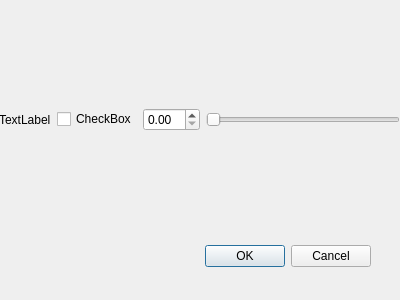
Qt form pan_batido/pan_batido_dialog_base.ui (fire2a/qgis-pan-europeo) before a commit.
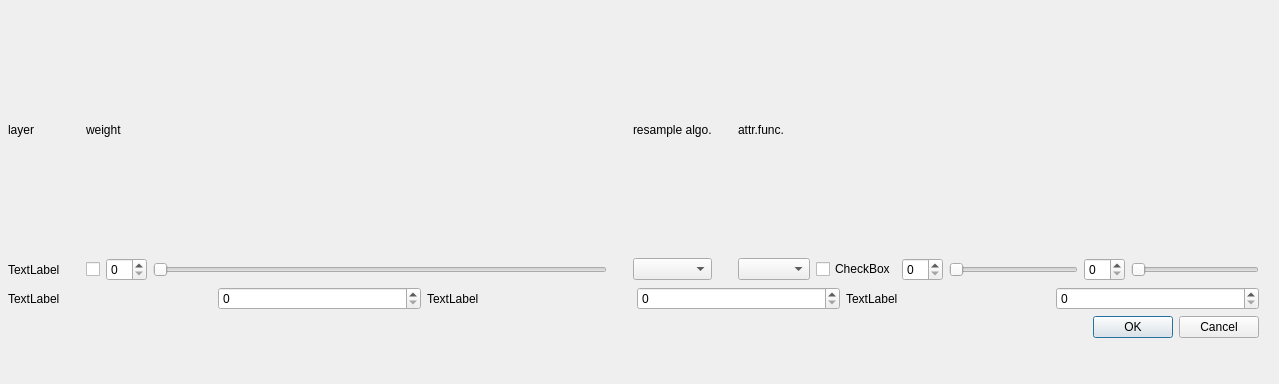
The same form after that commit.

Commit message: grid layout + griora

```diff
--- a/pan_batido/pan_batido_dialog_base.ui
+++ b/pan_batido/pan_batido_dialog_base.ui
@@ -6,67 +6,200 @@
    <rect>
     <x>0</x>
     <y>0</y>
-    <width>400</width>
-    <height>300</height>
+    <width>1279</width>
+    <height>384</height>
    </rect>
   </property>
   <property name="windowTitle">
    <string>Pan Europeo</string>
   </property>
-  <widget class="QDialogButtonBox" name="button_box">
+  <widget class="QWidget" name="verticalLayoutWidget">
    <property name="geometry">
     <rect>
-     <x>30</x>
-     <y>240</y>
-     <width>341</width>
-     <height>32</height>
+     <x>8</x>
+     <y>7</y>
+     <width>1251</width>
+     <height>331</height>
     </rect>
    </property>
-   <property name="orientation">
-    <enum>Qt::Horizontal</enum>
-   </property>
-   <property name="standardButtons">
-    <set>QDialogButtonBox::Cancel|QDialogButtonBox::Ok</set>
-   </property>
-  </widget>
-  <widget class="QWidget" name="gridLayoutWidget">
-   <property name="geometry">
-    <rect>
-     <x>-1</x>
-     <y>9</y>
-     <width>401</width>
-     <height>221</height>
-    </rect>
-   </property>
-   <layout class="QVBoxLayout" name="verticalLayout">
+   <layout class="QVBoxLayout" name="verticalLayout_2">
     <item>
-     <layout class="QHBoxLayout" name="horizontalLayout">
-      <item>
+     <layout class="QGridLayout" name="gridLayout">
+      <item row="0" column="2">
+       <widget class="QLabel" name="label_2">
+        <property name="text">
+         <string>weight</string>
+        </property>
+       </widget>
+      </item>
+      <item row="1" column="6">
+       <layout class="QHBoxLayout" name="horizontalLayout_2">
+        <item>
+         <widget class="QComboBox" name="comboBox_2"/>
+        </item>
+        <item>
+         <widget class="QCheckBox" name="checkBox_2">
+          <property name="text">
+           <string>CheckBox</string>
+          </property>
+         </widget>
+        </item>
+        <item>
+         <widget class="QSpinBox" name="spinBox_2"/>
+        </item>
+        <item>
+         <widget class="QSlider" name="horizontalSlider_2">
+          <property name="orientation">
+           <enum>Qt::Horizontal</enum>
+          </property>
+         </widget>
+        </item>
+        <item>
+         <widget class="QSpinBox" name="spinBox_3"/>
+        </item>
+        <item>
+         <widget class="QSlider" name="horizontalSlider_3">
+          <property name="orientation">
+           <enum>Qt::Horizontal</enum>
+          </property>
+         </widget>
+        </item>
+       </layout>
+      </item>
+      <item row="1" column="4">
+       <widget class="QComboBox" name="comboBox"/>
+      </item>
+      <item row="0" column="0">
        <widget class="QLabel" name="label">
         <property name="text">
+         <string>layer</string>
+        </property>
+       </widget>
+      </item>
+      <item row="0" column="1" rowspan="2">
+       <spacer name="verticalSpacer">
+        <property name="orientation">
+         <enum>Qt::Vertical</enum>
+        </property>
+        <property name="sizeHint" stdset="0">
+         <size>
+          <width>20</width>
+          <height>40</height>
+         </size>
+        </property>
+       </spacer>
+      </item>
+      <item row="0" column="6">
+       <widget class="QLabel" name="label_4">
+        <property name="text">
+         <string>attr.func.</string>
+        </property>
+       </widget>
+      </item>
+      <item row="1" column="2">
+       <layout class="QHBoxLayout" name="horizontalLayout">
+        <item>
+         <widget class="QCheckBox" name="checkBox">
+          <property name="text">
+           <string/>
+          </property>
+         </widget>
+        </item>
+        <item>
+         <widget class="QSpinBox" name="spinBox"/>
+        </item>
+        <item>
+         <widget class="QSlider" name="horizontalSlider">
+          <property name="orientation">
+           <enum>Qt::Horizontal</enum>
+          </property>
+         </widget>
+        </item>
+       </layout>
+      </item>
+      <item row="1" column="0">
+       <widget class="QLabel" name="label_5">
+        <property name="text">
          <string>TextLabel</string>
         </property>
        </widget>
       </item>
+      <item row="0" column="4">
+       <widget class="QLabel" name="label_3">
+        <property name="text">
+         <string>resample algo.</string>
+        </property>
+       </widget>
+      </item>
+      <item row="0" column="3" rowspan="2">
+       <spacer name="verticalSpacer_2">
+        <property name="orientation">
+         <enum>Qt::Vertical</enum>
+        </property>
+        <property name="sizeHint" stdset="0">
+         <size>
+          <width>20</width>
+          <height>40</height>
+         </size>
+        </property>
+       </spacer>
+      </item>
+      <item row="0" column="5" rowspan="2">
+       <spacer name="verticalSpacer_3">
+        <property name="orientation">
+         <enum>Qt::Vertical</enum>
+        </property>
+        <property name="sizeHint" stdset="0">
+         <size>
+          <width>20</width>
+          <height>40</height>
+         </size>
+        </property>
+       </spacer>
+      </item>
+     </layout>
+    </item>
+    <item>
+     <layout class="QHBoxLayout" name="horizontalLayout_3">
       <item>
-       <widget class="QCheckBox" name="checkBox">
+       <widget class="QLabel" name="label_6">
         <property name="text">
-         <string>CheckBox</string>
+         <string>TextLabel</string>
         </property>
        </widget>
       </item>
       <item>
-       <widget class="QDoubleSpinBox" name="doubleSpinBox"/>
+       <widget class="QSpinBox" name="spinBox_4"/>
       </item>
       <item>
-       <widget class="QSlider" name="horizontalSlider">
-        <property name="orientation">
-         <enum>Qt::Horizontal</enum>
+       <widget class="QLabel" name="label_7">
+        <property name="text">
+         <string>TextLabel</string>
         </property>
        </widget>
       </item>
+      <item>
+       <widget class="QSpinBox" name="spinBox_5"/>
+      </item>
+      <item>
+       <widget class="QLabel" name="label_8">
+        <property name="text">
+         <string>TextLabel</string>
+        </property>
+       </widget>
+      </item>
+      <item>
+       <widget class="QSpinBox" name="spinBox_6"/>
+      </item>
      </layout>
     </item>
+    <item>
+     <widget class="QDialogButtonBox" name="buttonBox">
+      <property name="standardButtons">
+       <set>QDialogButtonBox::Cancel|QDialogButtonBox::Ok</set>
+      </property>
+     </widget>
+    </item>
    </layout>
   </widget>
  </widget>
```
Left out of the diff: 67 changed lines with no effect on the pictures. The commit also changes 3 other files.
